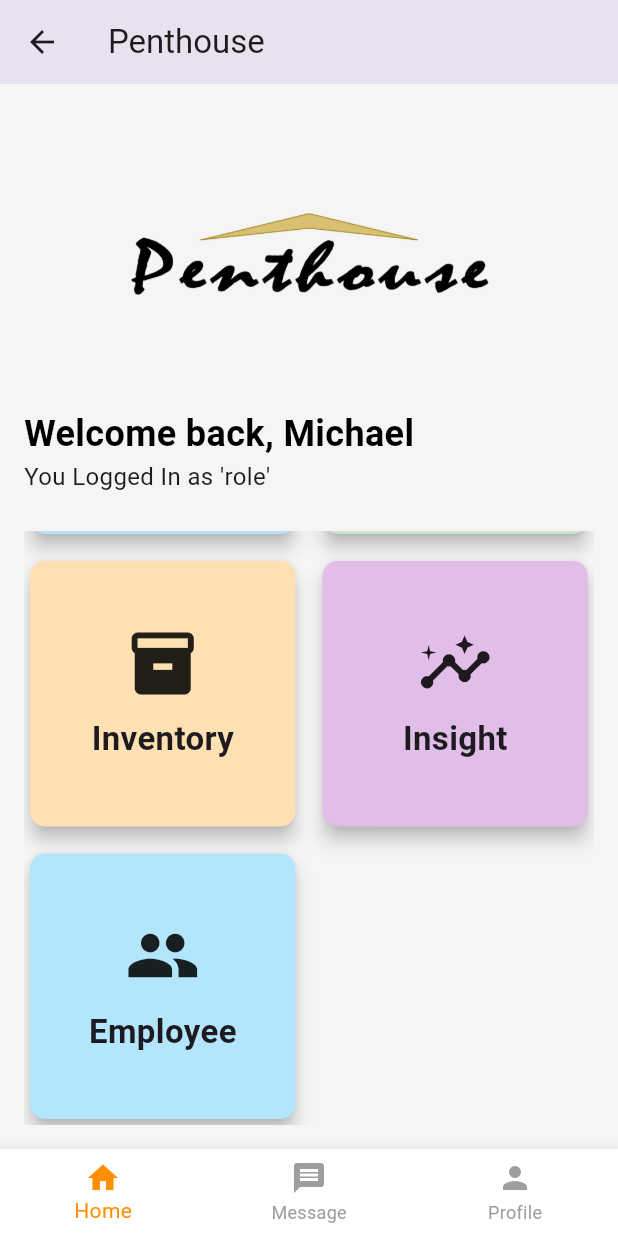
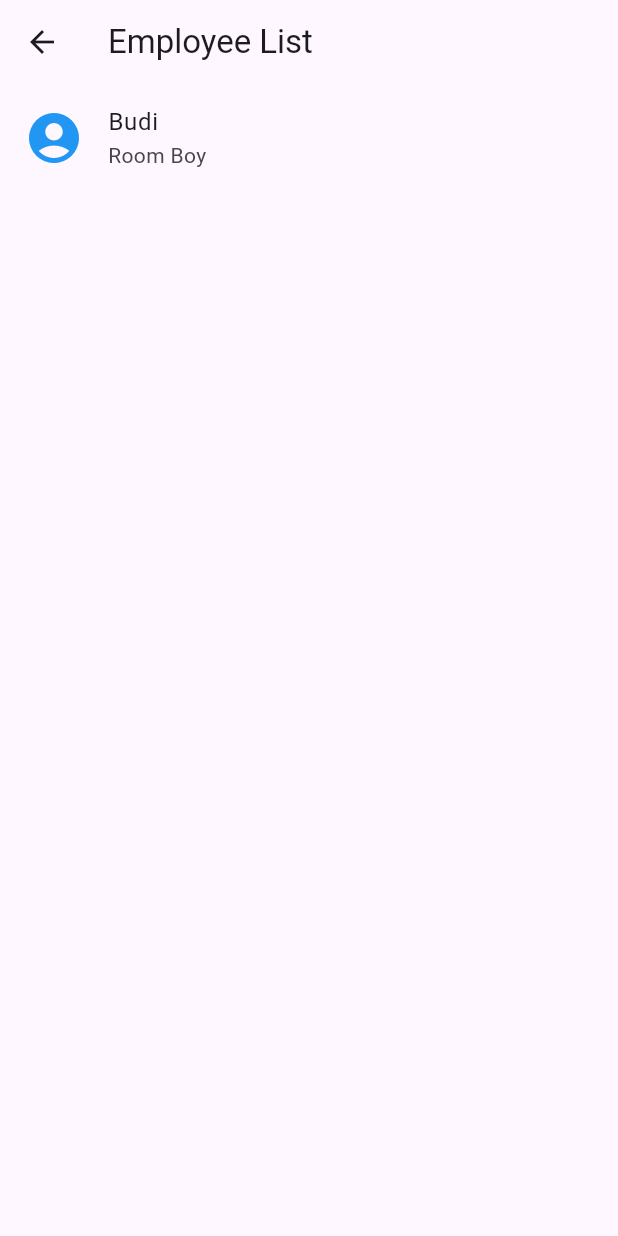
Before and after one commit to 221110383-Shefanny/Penthouse, a Flutter app: the HomePage screen opened directly, scrolled down 179 dp, after a tap on "Employee", on a phone screen of 412 x 824 dp. Run offline on Flutter 3.47's test engine with Material 3 defaults, Android fonts, the phone set to English and light mode, and no system bars.

Commit message:
employee page, and other empty page

```diff
--- /dev/null
+++ b/lib/employee_list.dart
@@ -0,0 +1,13 @@
+import 'package:flutter/material.dart';
+
+class Employee {
+  final String name;
+  final String position;
+  final IconData icon;
+
+  Employee({required this.name, required this.position, required this.icon});
+}
+
+final List<Employee> employees = [
+  Employee(name: 'Budi', position: 'Room Boy', icon: Icons.account_circle),
+];
--- a/lib/pages/login.dart
+++ b/lib/pages/login.dart
@@ -1,5 +1,5 @@
 import 'package:flutter/material.dart';
-import 'package:flutter_application_9/pages/supervisor.dart/supervisor_home.dart';
+import 'package:flutter_application_9/pages/supervisor/supervisor_home.dart';
 
 //TIDAK ADA TOMBOL SIGN UP KARENA HANYA AKUN SUPERVISOR YANG DAPAT MENDAFTARKAN AKUN BARU
 //AKUN SUPERVISOR HANYA UNTUK MANAGER
--- /dev/null
+++ b/lib/pages/room.dart
@@ -0,0 +1,14 @@
+import 'package:flutter/material.dart';
+
+class Room extends StatelessWidget {
+  const Room({super.key});
+
+  @override
+  Widget build(BuildContext context) {
+    return Scaffold(
+      appBar: AppBar(
+        title: Text("Room"),
+      ),
+    );
+  }
+}
--- /dev/null
+++ b/lib/pages/supervisor/employee.dart
@@ -0,0 +1,30 @@
+import 'package:flutter/material.dart';
+import 'package:flutter_application_9/employee_list.dart';
+
+class Employee extends StatelessWidget {
+  const Employee({super.key});
+
+  @override
+  Widget build(BuildContext context) {
+    return Scaffold(
+      appBar: AppBar(
+        title: Text('Employee List'),
+      ),
+      body: ListView.builder(
+        itemCount: employees.length,
+        itemBuilder: (context, index) {
+          final employee = employees[index];
+          return ListTile(
+            leading: Icon(
+              employee.icon,
+              size: 40,
+              color: Colors.blue,
+            ),
+            title: Text(employee.name),
+            subtitle: Text(employee.position),
+          );
+        },
+      ),
+    );
+  }
+}
--- a/lib/pages/supervisor.dart/supervisor_home.dart
+++ b/lib/pages/supervisor/supervisor_home.dart
@@ -1,10 +1,20 @@
 import 'package:flutter/material.dart';
+import 'package:flutter_application_9/pages/general_affair.dart';
+import 'package:flutter_application_9/pages/insight.dart';
+import 'package:flutter_application_9/pages/inventory.dart';
+import 'package:flutter_application_9/pages/room.dart';
+import 'package:flutter_application_9/pages/supervisor/employee.dart';
 
-class HomePage extends StatelessWidget {
+class HomePage extends StatefulWidget {
   final String userName;
 
   const HomePage({super.key, required this.userName});
 
+  @override
+  State<HomePage> createState() => _HomePageState();
+}
+
+class _HomePageState extends State<HomePage> {
   @override
   Widget build(BuildContext context) {
     return Scaffold(
@@ -19,7 +29,7 @@ class HomePage extends StatelessWidget {
           children: [
             Center(child: Image.asset('assets/penthouse.png', height: 200)),
             Text(
-              "Welcome back, $userName",
+              "Welcome back, ${widget.userName}",
               style: const TextStyle(
                 fontSize: 24,
                 fontWeight: FontWeight.bold,
@@ -37,11 +47,30 @@ class HomePage extends StatelessWidget {
                 crossAxisSpacing: 10,
                 mainAxisSpacing: 10,
                 children: [
-                  _buildCard(Icons.map, "Room", Colors.blue[100]),
-                  _buildCard(Icons.business_center, "General Affair",
-                      Colors.green[100]),
-                  _buildCard(Icons.inventory, "Inventory", Colors.orange[100]),
-                  _buildCard(Icons.insights, "Insight", Colors.purple[100]),
+                  _buildCard(
+                    icon: Icons.map,
+                    title: "Room",
+                    color: Colors.blue[100],
+                    page: const Room(),
+                  ),
+                  _buildCard(
+                    icon: Icons.business_center,
+                    title: "General Affair",
+                    color: Colors.green[100],
+                    page: const GeneralAffair(),
+                  ),
+                  _buildCard(
+                    icon: Icons.inventory,
+                    title: "Inventory",
+                    color: Colors.orange[100],
+                    page: const Inventory(),
+                  ),
+                  _buildCard(
+                    icon: Icons.insights,
+                    title: "Insight",
+                    color: Colors.purple[100],
+                    page: const Insight(),
+                  ),
                   _buildEmployeeCard(),
                 ],
               ),
@@ -73,9 +102,21 @@ class HomePage extends StatelessWidget {
     );
   }
 
-  Widget _buildCard(IconData icon, String title, Color? color) {
+  Widget _buildCard({
+    required IconData icon,
+    required String title,
+    required Color? color,
+    required Widget page,
+  }) {
     return GestureDetector(
-      onTap: () {},
+      onTap: () {
+        Navigator.push(
+          context,
+          MaterialPageRoute(
+            builder: (context) => page,
+          ),
+        );
+      },
       child: Card(
         color: color,
         shape: RoundedRectangleBorder(
@@ -99,7 +140,14 @@ class HomePage extends StatelessWidget {
 
   Widget _buildEmployeeCard() {
     return GestureDetector(
-      onTap: () {},
+      onTap: () {
+        Navigator.push(
+          context,
+          MaterialPageRoute(
+            builder: (context) => const Employee(),
+          ),
+        );
+      },
       child: Card(
         color: Colors.lightBlue[100],
         shape: RoundedRectangleBorder(
```
Also changed, not shown: lib/pages/general_affair.dart (added, +14 -0 lines), lib/pages/insight.dart (added, +14 -0 lines), lib/pages/inventory.dart (added, +14 -0 lines).
